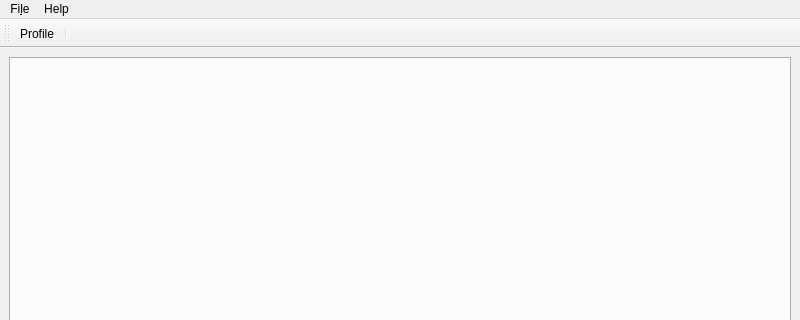
Above: lynsyn_viewer/src/mainwindow.ui from EECS-NTNU/lynsyn-host-software before the change; both pictures show x 0 to 800 and y 0 to 320 of the 800 by 600 pixel window. Below: the same form after it.
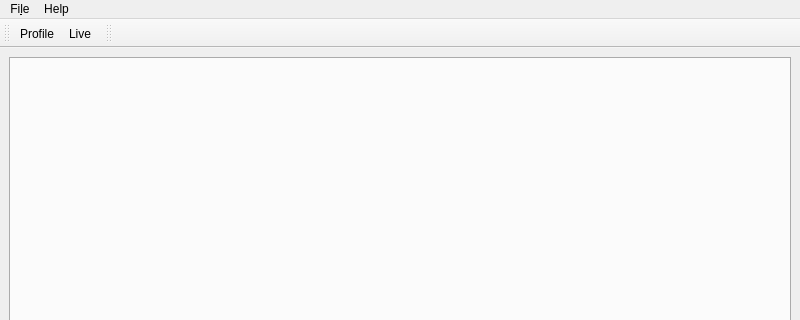
That is the form after the change.

Commit message: Added live view to lynsyn_viewer.

The edit to the form file:
```diff
--- a/lynsyn_viewer/src/mainwindow.ui
+++ b/lynsyn_viewer/src/mainwindow.ui
@@ -67,7 +67,18 @@
     <bool>false</bool>
    </attribute>
    <addaction name="actionProfile"/>
-   <addaction name="separator"/>
+   <addaction name="actionLive"/>
+  </widget>
+  <widget class="QToolBar" name="toolBar_2">
+   <property name="windowTitle">
+    <string>toolBar_2</string>
+   </property>
+   <attribute name="toolBarArea">
+    <enum>TopToolBarArea</enum>
+   </attribute>
+   <attribute name="toolBarBreak">
+    <bool>false</bool>
+   </attribute>
   </widget>
   <action name="actionUpgrade_PMU_Firmware">
    <property name="text">
@@ -101,7 +112,12 @@
   </action>
   <action name="actionLynsyn_HW_information">
    <property name="text">
-    <string>Lynsyn HW information</string>
+    <string>&amp;Lynsyn HW information</string>
+   </property>
+  </action>
+  <action name="actionLive">
+   <property name="text">
+    <string>Live</string>
    </property>
   </action>
  </widget>
```
Left out of the diff: 17 changed lines with no effect on the pictures. The commit also changes 9 other files.
